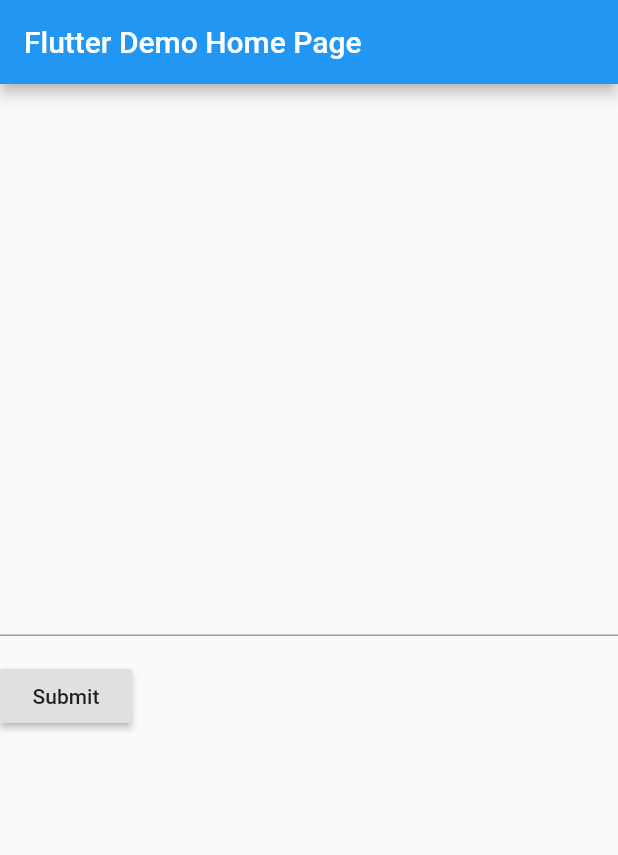
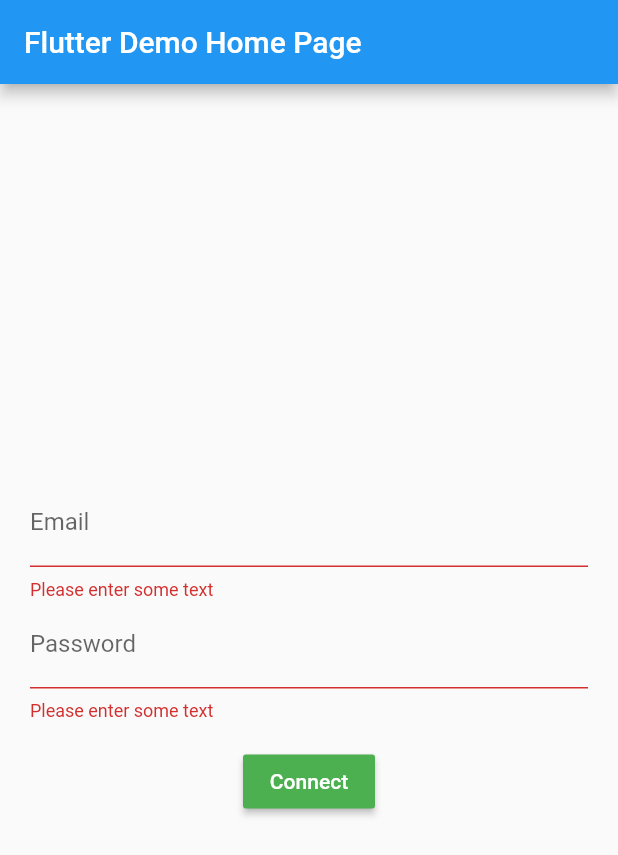
Before and after one commit to misterfifi1/flutter_form_validator, a Flutter app: the screen it shows after launch, on a phone screen of 412 x 824 dp. Shown: the top 855 px of the screen. Run offline on Flutter 3.47's test engine with Material 2 defaults, Android fonts, the phone set to English and light mode, and no system bars; our stand-ins replace bloc.

Commit message:
Pending requirements

```diff
--- /dev/null
+++ b/lib/bloc/connect/connect_bloc.dart
@@ -0,0 +1,18 @@
+import 'dart:async';
+import 'package:bloc/bloc.dart';
+import 'package:flutter_form_validator/model/Credential.dart';
+import 'package:meta/meta.dart';
+
+part 'connect_event.dart';
+
+part 'connect_state.dart';
+
+class ConnectBloc extends Bloc<ConnectEvent, ConnectState> {
+  @override
+  ConnectState get initialState => InitialConnectState();
+
+  @override
+  Stream<ConnectState> mapEventToState(ConnectEvent event) async* {
+    // TODO: Pending requirements
+  }
+}
--- /dev/null
+++ b/lib/form/DemoForm.dart
@@ -0,0 +1,77 @@
+import 'package:flutter/material.dart';
+
+class DemoForm extends StatefulWidget {
+  @override
+  DemoFormState createState() {
+    return DemoFormState();
+  }
+}
+
+class DemoFormState extends State<DemoForm> {
+  final _formKey = GlobalKey<FormState>();
+
+  @override
+  Widget build(BuildContext context) {
+    return Padding(
+      padding: const EdgeInsets.all(20.0),
+      child: Form(
+        key: _formKey,
+        child: Column(
+          crossAxisAlignment: CrossAxisAlignment.start,
+          children: <Widget>[
+            TextFormField(
+              decoration: InputDecoration(labelText: 'Email'),
+              validator: (value) => _textValidation(value),
+              autovalidate: true,
+              keyboardType: TextInputType.emailAddress,
+            ),
+            TextFormField(
+              decoration: InputDecoration(labelText: 'Password'),
+              validator: (value) {
+                if (value.isEmpty) {
+                  return 'Please enter some text';
+                }
+                return null;
+              },
+              obscureText: true,
+              autovalidate: true,
+              keyboardType: TextInputType.emailAddress,
+            ),
+            Padding(
+              padding: const EdgeInsets.symmetric(vertical: 16.0),
+              child: Container(
+                alignment: Alignment.center,
+                child: RaisedButton(
+                  color: Colors.green,
+                  textColor: Colors.white,
+                  onPressed: () {
+                    if (_formKey.currentState.validate()) {
+                      Scaffold.of(context)
+                          .showSnackBar(SnackBar(content: Text('Processing Data')));
+                    }
+                  },
+                  child: Text('Connect'),
+                ),
+              ),
+            ),
+          ],
+        ),
+      ),
+    );
+  }
+
+  String  _textValidation(String value) {
+    if (value.isEmpty) {
+      return 'Please enter some text';
+    } else {
+      switch (value){
+        case "42":
+          return 'Good answer, but what is the question?';
+          break;
+        default:
+          return null;
+          break;
+      }
+    }
+  }
+}
--- /dev/null
+++ b/lib/model/Credential.dart
@@ -0,0 +1,7 @@
+class Credential {
+  String login;
+  String password;
+
+  Credential(this.login, this.password);
+
+}
--- a/lib/page/HomePage.dart
+++ b/lib/page/HomePage.dart
@@ -1,5 +1,5 @@
 import 'package:flutter/material.dart';
-import 'package:flutter_form_validator/widget/DemoForm.dart';
+import 'package:flutter_form_validator/form/DemoForm.dart';
 
 class HomePage extends StatefulWidget {
   HomePage({Key key, this.title}) : super(key: key);
--- a/lib/widget/DemoForm.dart
+++ /dev/null
@@ -1,56 +0,0 @@
-import 'package:flutter/material.dart';
-
-class DemoForm extends StatefulWidget {
-  @override
-  DemoFormState createState() {
-    return DemoFormState();
-  }
-}
-
-class DemoFormState extends State<DemoForm> {
-  final _formKey = GlobalKey<FormState>();
-
-
-  @override
-  Widget build(BuildContext context) {
-    // Build a Form widget using the _formKey created above.
-    return Form(
-      key: _formKey,
-      child: Column(
-        crossAxisAlignment: CrossAxisAlignment.start,
-        children: <Widget>[
-          TextFormField(
-            validator: (value) => _textValidation(value)
-          ),
-          Padding(
-            padding: const EdgeInsets.symmetric(vertical: 16.0),
-            child: RaisedButton(
-              onPressed: () {
-                if (_formKey.currentState.validate()) {
-                  Scaffold.of(context)
-                      .showSnackBar(SnackBar(content: Text('Processing Data')));
-                }
-              },
-              child: Text('Submit'),
-            ),
-          ),
-        ],
-      ),
-    );
-  }
-
-  String  _textValidation(String value) {
-    if (value.isEmpty) {
-      return 'Please enter some text';
-    } else {
-      switch (value){
-        case "42":
-          return 'Good answer, but what is the question?';
-          break;
-        default:
-          return null;
-          break;
-      }
-    }
-  }
-}
```
Also changed, not shown: lib/bloc/connect/connect_event.dart (added, +16 -0 lines), lib/bloc/connect/connect_state.dart (added, +24 -0 lines), pubspec.yaml (+7 -1 lines), pubspec.lock, 1 other file.
